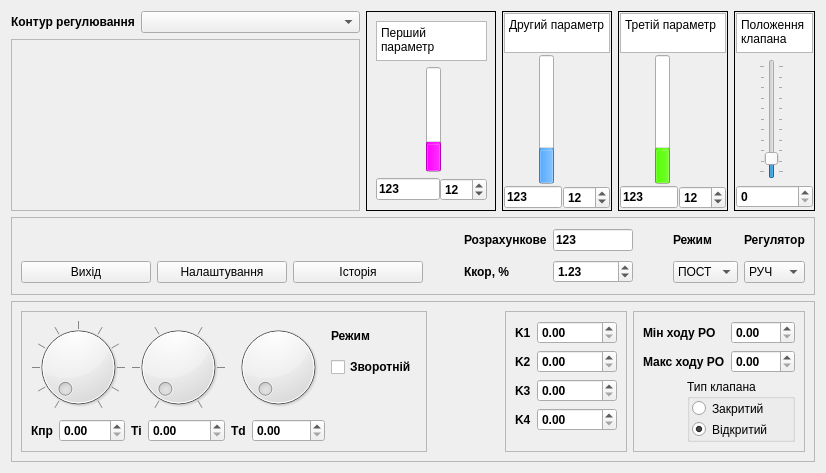
This is panelReg/panelReg.ui in vanessaorgua/lib as Qt 5 draws it before an edit. The edited form follows.
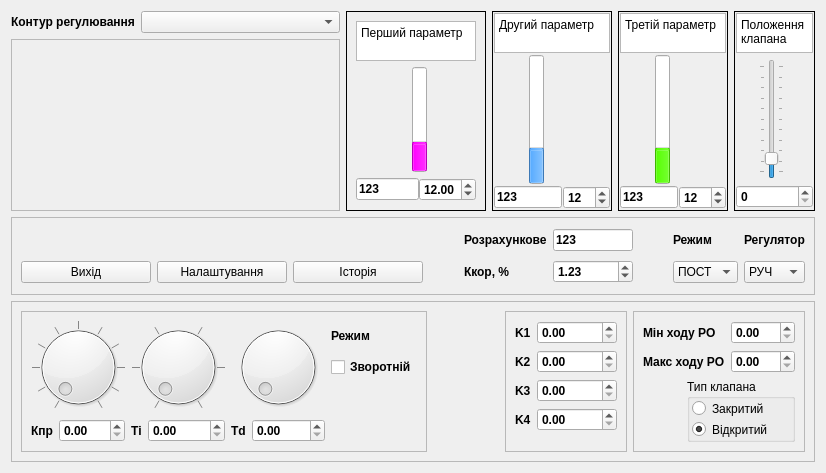
This is the edited form. Icons and pictures are not drawn. Custom widgets are drawn as their Qt base class.

Commit message: Правки на заводі. В основному цибулівські центрифуги та молдавська сатурація

```diff
--- a/panelReg/panelReg.ui
+++ b/panelReg/panelReg.ui
@@ -50,7 +50,7 @@
     <widget class="QFrame" name="Parametr_1">
      <property name="maximumSize">
       <size>
-       <width>130</width>
+       <width>140</width>
        <height>16777215</height>
       </size>
      </property>
@@ -351,6 +351,12 @@
              <verstretch>0</verstretch>
             </sizepolicy>
            </property>
+           <property name="minimumSize">
+            <size>
+             <width>0</width>
+             <height>0</height>
+            </size>
+           </property>
            <property name="font">
             <font>
              <weight>75</weight>
@@ -361,7 +367,7 @@
             <string>Постійне завдання на перший параметер</string>
            </property>
            <property name="decimals">
-            <number>0</number>
+            <number>2</number>
            </property>
            <property name="value">
             <double>12.000000000000000</double>
@@ -1434,7 +1440,7 @@
     <widget class="QFrame" name="Parametr_2">
      <property name="maximumSize">
       <size>
-       <width>110</width>
+       <width>120</width>
        <height>16777215</height>
       </size>
      </property>
```
